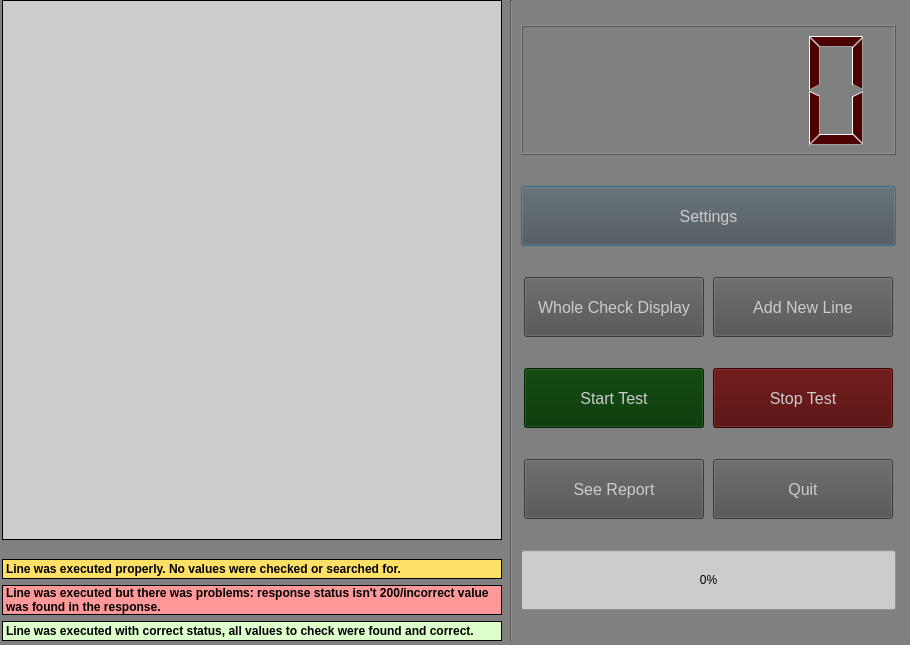
This is main_design.ui in yvgenyk/API-Test2 as Qt 5 draws it before an edit. The edited form follows.
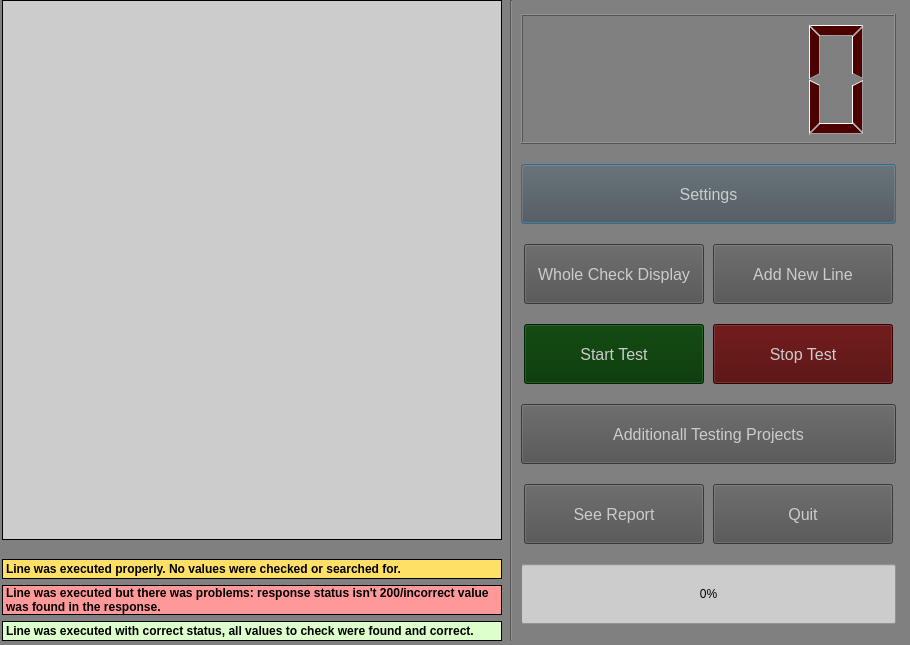
This is the edited form. Icons and pictures are not drawn.

What changed in the file:
```diff
--- a/main_design.ui
+++ b/main_design.ui
@@ -393,6 +393,37 @@
         </item>
        </layout>
       </item>
+      <item>
+       <widget class="QPushButton" name="ad_proj">
+        <property name="minimumSize">
+         <size>
+          <width>375</width>
+          <height>60</height>
+         </size>
+        </property>
+        <property name="maximumSize">
+         <size>
+          <width>375</width>
+          <height>60</height>
+         </size>
+        </property>
+        <property name="font">
+         <font>
+          <pointsize>12</pointsize>
+         </font>
+        </property>
+        <property name="cursor">
+         <cursorShape>OpenHandCursor</cursorShape>
+        </property>
+        <property name="styleSheet">
+         <string notr="true">background:rgb(80,80,80);
+color: rgb(204,204,204);</string>
+        </property>
+        <property name="text">
+         <string>Additionall Testing Projects</string>
+        </property>
+       </widget>
+      </item>
       <item>
        <layout class="QHBoxLayout" name="horizontalLayout_10">
         <item>
```
Left out of the diff: 2 changed lines with no effect on the pictures.
